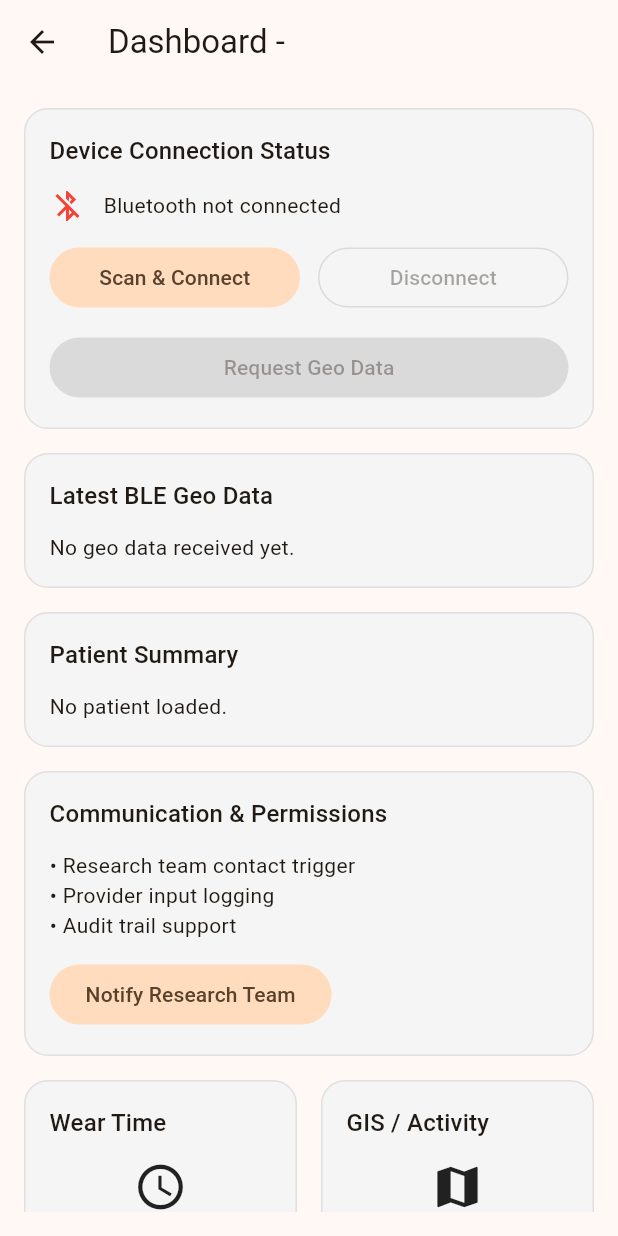
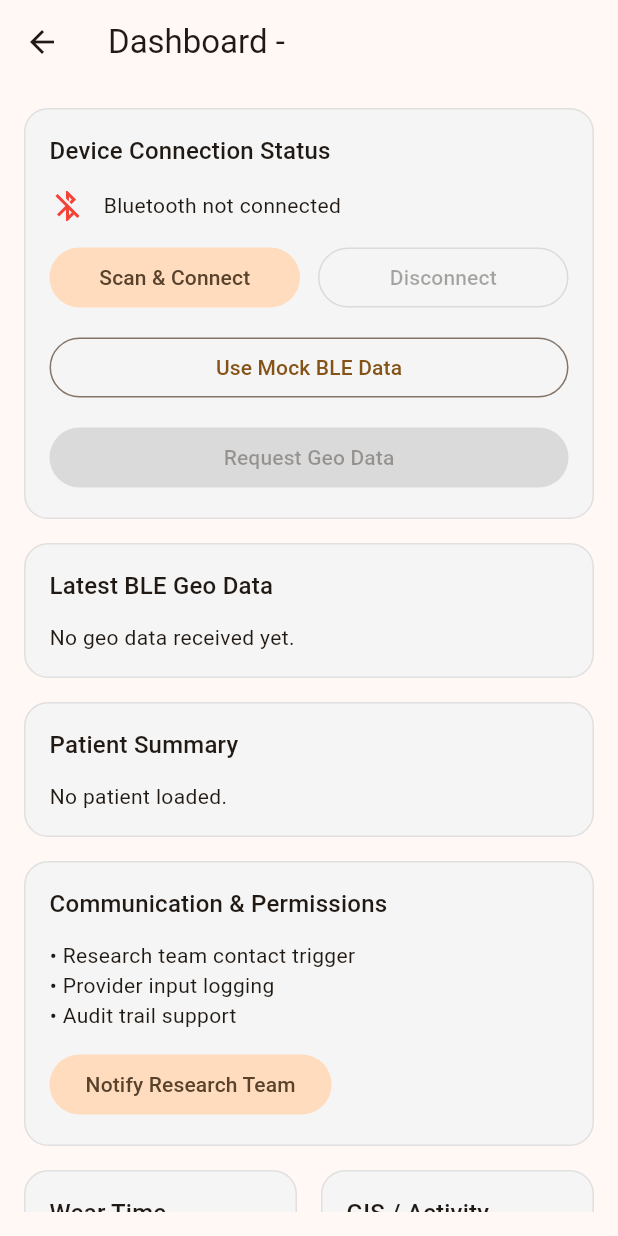
Before and after one commit to trialWear-development/trialWear-mobile, a Flutter app: the DashboardScreen screen opened directly with empty values, on a phone screen of 412 x 824 dp. Run offline on Flutter 3.47's test engine with Material 3 defaults, Android fonts, the phone set to English and light mode, and no system bars; our stand-ins replace dio, flutter_blue_plus, permission_handler; missing offline and left inert: flutter_appauth.

Commit message:
mock lat long data mechanism showing

```diff
--- a/lib/src/controllers/bluetooth_controller.dart
+++ b/lib/src/controllers/bluetooth_controller.dart
@@ -91,4 +91,16 @@ class BluetoothController extends ChangeNotifier {
     unawaited(_bluetoothService.dispose());
     super.dispose();
   }
+
+  void mockConnectAndReceiveData() {
+    isConnected = true;
+    statusMessage = 'Mock TrialWear device connected';
+
+    final rawString = '45.67700 -111.04290 0.125 hospital_zone';
+
+    latestGeoData = BleGeoData.fromRawString(rawString);
+
+    statusMessage = 'Mock geo data received';
+    notifyListeners();
+  }
 }
--- a/lib/src/ui/screens/dashboard_screen.dart
+++ b/lib/src/ui/screens/dashboard_screen.dart
@@ -78,8 +78,18 @@ class DashboardScreen extends StatelessWidget {
                       AppConstants.verticalGap12,
                       SizedBox(
                         width: double.infinity,
+                        child: OutlinedButton(
+                          onPressed:
+                              bluetoothController.mockConnectAndReceiveData,
+                          child: const Text('Use Mock BLE Data'),
+                        ),
+                      ),
+                      AppConstants.verticalGap12,
+                      SizedBox(
+                        width: double.infinity,
                         child: FilledButton(
-                          onPressed: bluetoothController.isConnected &&
+                          onPressed:
+                              bluetoothController.isConnected &&
                                   !bluetoothController.isRequesting
                               ? bluetoothController.requestGeoData
                               : null,
@@ -108,10 +118,7 @@ class DashboardScreen extends StatelessWidget {
                               'Longitude',
                               geoData.longitude.toStringAsFixed(5),
                             ),
-                            _infoRow(
-                              'Speed',
-                              geoData.speed.toStringAsFixed(3),
-                            ),
+                            _infoRow('Speed', geoData.speed.toStringAsFixed(3)),
                             _infoRow('Zone', geoData.zone),
                             _infoRow(
                               'Received At',
@@ -138,10 +145,7 @@ class DashboardScreen extends StatelessWidget {
                           children: [
                             _infoRow('Patient Name', patient.name),
                             _infoRow('Patient ID', patient.id),
-                                    _infoRow(
-                                      'Date of Birth',
-                                      patient.dateOfBirth,
-                                    ),
+                            _infoRow('Date of Birth', patient.dateOfBirth),
                             _infoRow('Trial ID', patient.trialId),
                             _infoRow('Status', patient.status),
                           ],
```
Lines whose indentation alone changed are shown as unchanged.
